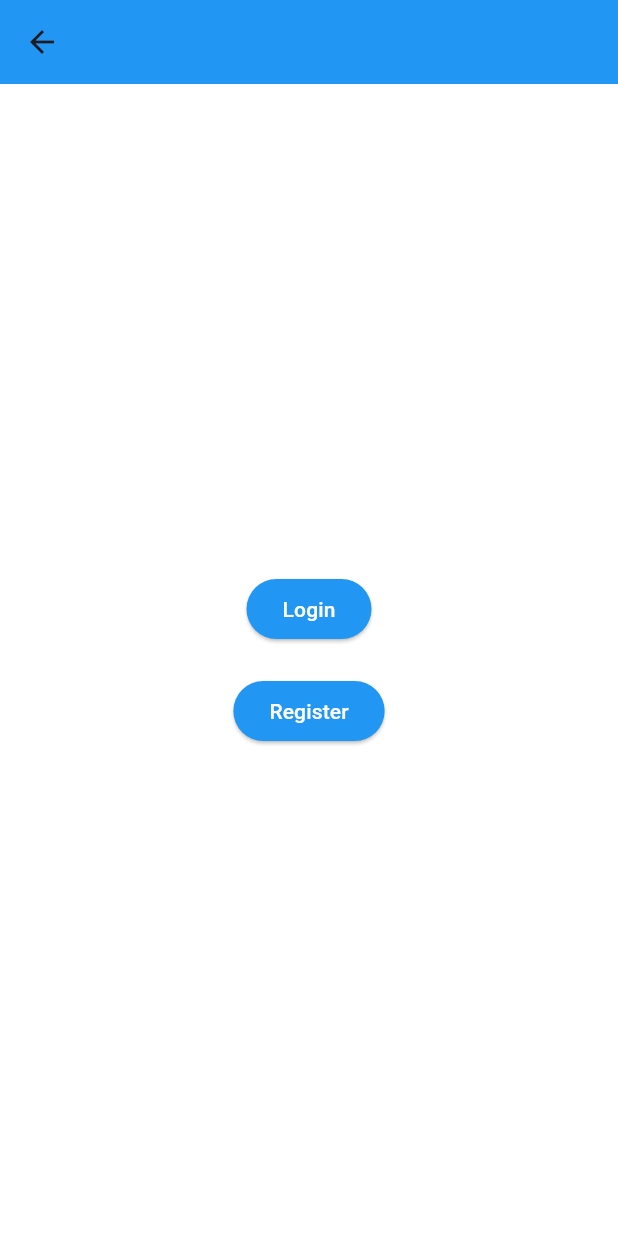
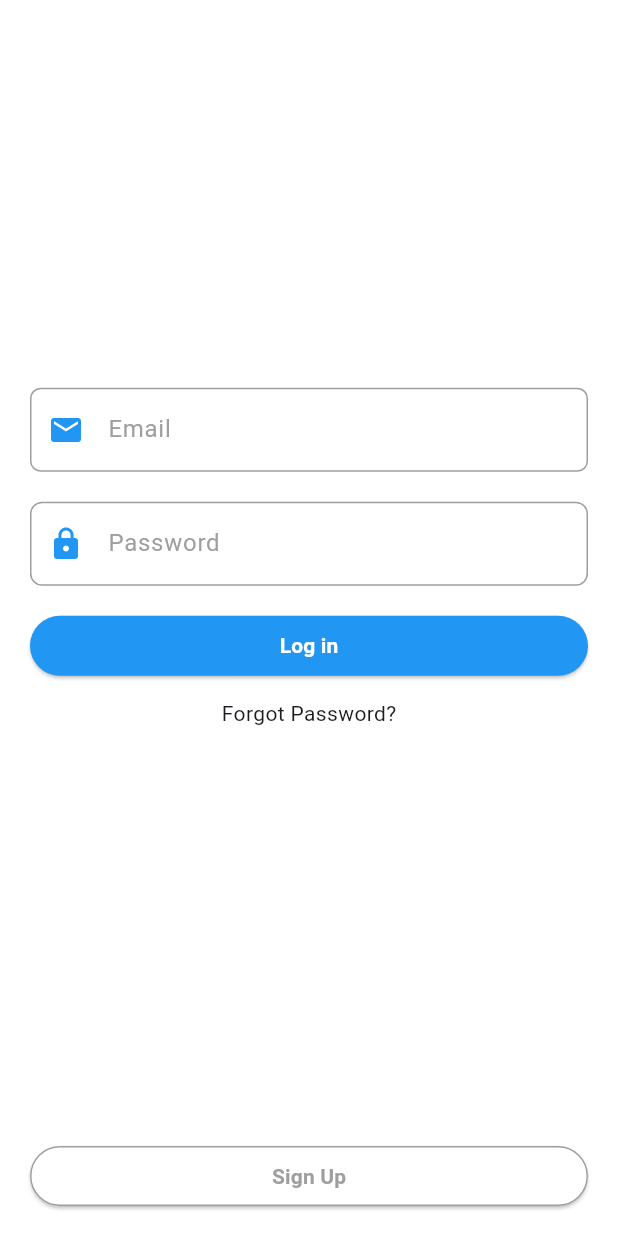
Before and after one commit to MrinmoyShib/Quick_Fix, a Flutter app: the screen it shows after launch, after a tap on "Go to Login Screen (Jehan)", on a phone screen of 412 x 824 dp. Run offline on Flutter 3.47's test engine with Material 3 defaults, Android fonts, the phone set to English and light mode, and no system bars.

Commit message:
Update login_screen.dart

```diff
--- a/lib/screens/auth/login_screen.dart
+++ b/lib/screens/auth/login_screen.dart
@@ -1,68 +1,120 @@
 import 'package:flutter/material.dart';
 import 'package:quick_fix/screens/auth/signup_screen.dart';
 
-class LoginScreen extends StatelessWidget{
+class LoginScreen extends StatefulWidget {
   const LoginScreen({super.key});
 
   @override
+  State<LoginScreen> createState() => _LoginScreenState();
+}
+
+class _LoginScreenState extends State<LoginScreen> {
+  @override
   Widget build(BuildContext context) {
-
     return Scaffold(
       backgroundColor: Colors.white,
-        appBar: AppBar(
-          backgroundColor: Colors.blue,
+
+      // 1. The Body: Holds Email, Password, and Login Button (Centered)
+      body: Form(
+        child: Padding(
+          padding: const EdgeInsets.symmetric(horizontal: 20.0),
+          child: Column(
+            mainAxisAlignment: MainAxisAlignment.center, // Keeps form in the center
+            children: [
+              TextFormField(
+                decoration: const InputDecoration(
+                  border: OutlineInputBorder(
+                    borderRadius: BorderRadius.all(Radius.circular(10)),
                   ),
+                  enabledBorder: OutlineInputBorder(
+                    borderSide: BorderSide(color: Colors.grey),
+                    borderRadius: BorderRadius.all(Radius.circular(7)),
+                  ),
+                  hintText: "Email",
+                  hintStyle: TextStyle(color: Colors.grey),
+                  prefixIcon: Icon(Icons.email, color: Colors.blue),
+                ),
+              ),
+              const SizedBox(height: 20),
 
-        body: Center(
-          child: Column(
-            mainAxisAlignment: MainAxisAlignment.center,
-            children: [
-              ElevatedButton(
+              TextFormField(
+                decoration: const InputDecoration(
+                  border: OutlineInputBorder(
+                    borderRadius: BorderRadius.all(Radius.circular(10)),
+                  ),
+                  enabledBorder: OutlineInputBorder(
+                    borderSide: BorderSide(color: Colors.grey),
+                    borderRadius: BorderRadius.all(Radius.circular(8)),
+                  ),
+                  hintText: "Password",
+                  hintStyle: TextStyle(color: Colors.grey),
+                  prefixIcon: Icon(Icons.lock, color: Colors.blue),
+                ),
+              ),
+              const SizedBox(height: 20),
+
+              SizedBox(
+                height: 40,
+                width: double.infinity,
+                child: ElevatedButton(
+                  child: const Text(
+                    "Log in",
+                    style: TextStyle(
+                      color: Colors.white,
+                      fontWeight: FontWeight.bold,
+                    ),
+                  ),
                   style: ElevatedButton.styleFrom(
                     backgroundColor: Colors.blue,
                     foregroundColor: Colors.white,
                   ),
                   onPressed: () {
-                  // TODO: Implement login functionality++-
-                  Navigator.push(
-                    context,
-                    MaterialPageRoute(builder: (context) => const LoginScreen()),
-                  );
+                    // Login logic
                   },
-                child: const Text(
-                  'Login',
-                  style: TextStyle(
-                    color: Colors.white,
+                ),
+              ),
+              const SizedBox(height: 15),
+              Text("Forgot Password?")
+
+            ],
           ),
         ),
       ),
-              const SizedBox(height: 20),
-              ElevatedButton(
+
+      // 2. The Bottom Bar: Holds the Sign Up Button (Stuck to bottom)
+      bottomNavigationBar: Padding(
+        padding: const EdgeInsets.all(20.0),
+        child: SizedBox(
+          height: 40,
+          width: double.infinity,
+          child: ElevatedButton(
+            child: const Text(
+              "Sign Up",
+              style: TextStyle(
+                color: Colors.grey,
+                fontWeight: FontWeight.bold,
+              ),
+            ),
             style: ElevatedButton.styleFrom(
-                  backgroundColor: Colors.blue, // Button Background Color
-                  foregroundColor: Colors.white, // Text (Ripple) Color
+              shape: RoundedRectangleBorder(
+                borderRadius: BorderRadius.circular(20),
               ),
-
+              side: const BorderSide(
+                color: Colors.grey,
+                width: 1,
+              ),
+              backgroundColor: Colors.white,
+              foregroundColor: Colors.blue,
+            ),
             onPressed: () {
-                  // TODO: Implement register functionality
               Navigator.push(
                 context,
                 MaterialPageRoute(builder: (context) => const SignupScreen()),
               );
             },
-                child: const Text(
-                  'Register',
-                  style: TextStyle(
-                    color: Colors.white,
           ),
         ),
       ),
-            ],
-          ),
-        )
     );
-
   }
-
-
 }
```
Lines whose indentation alone changed are shown as unchanged.
